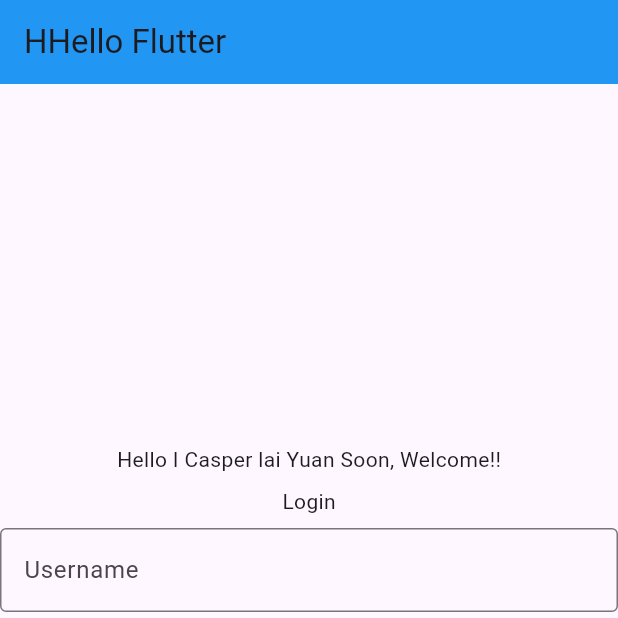
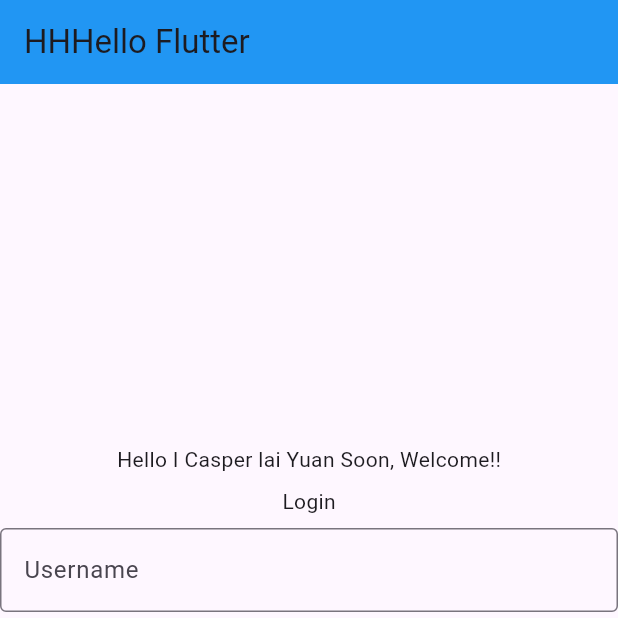
Before and after one commit to Casperlaiyuansoon/practical_one, a Flutter app: the screen it shows after launch, on a phone screen of 412 x 824 dp, the top half of it. Run offline on Flutter 3.47's test engine with Material 3 defaults, Android fonts, the phone set to English and light mode, and no system bars.

Commit message:
change HHHello

```diff
--- a/lib/main.dart
+++ b/lib/main.dart
@@ -12,7 +12,7 @@
     return MaterialApp(
       home: Scaffold(
         appBar:   AppBar(
-          title: const Text('HHello Flutter'),
+          title: const Text('HHHello Flutter'),
           backgroundColor: Colors.blue,
         ),
         body: Center(
```
